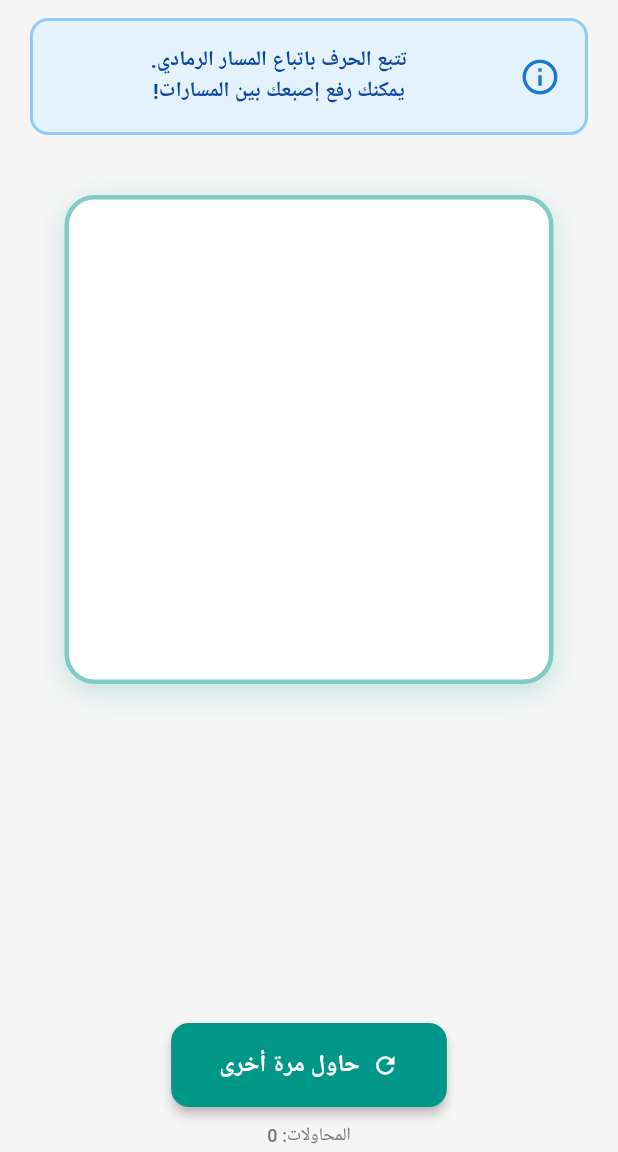
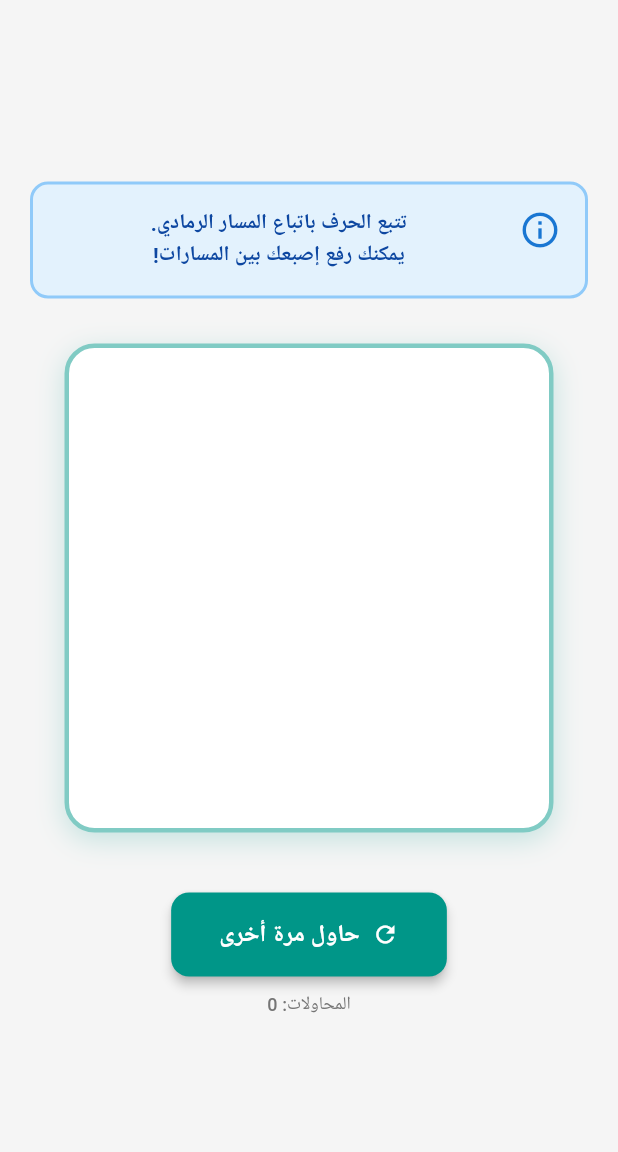
Before and after one commit to RamadanMohamed11/Arabic-Learning-App, a Flutter app: the AutomatedLetterTraceScreen screen opened directly with empty values, on a phone screen of 412 x 824 dp, the part 84-1236 px from its top. Run offline on Flutter 3.47's test engine with Material 3 defaults, Android fonts, the phone set to English and light mode, and no system bars; our stand-ins replace flutter_svg, flutter_tts, go_router, path_drawing, shared_preferences, speech_to_text; missing offline and left inert: path_parsing, syncfusion_flutter_signaturepad; accounts and stored records are empty.

Commit message:
Fix overflow problem in revision_writing_practice file

```diff
--- a/lib/features/writing_practice/presentation/views/widgets/automated_letter_trace_screen.dart
+++ b/lib/features/writing_practice/presentation/views/widgets/automated_letter_trace_screen.dart
@@ -7,12 +7,14 @@ class AutomatedLetterTraceScreen extends StatefulWidget {
   final String svgAssetPath;
   final int letterIndex;
   final VoidCallback? onComplete;
+  final bool isEmbedded;
 
   const AutomatedLetterTraceScreen({
     super.key,
     required this.svgAssetPath,
     required this.letterIndex,
     this.onComplete,
+    this.isEmbedded = false,
   });
 
   @override
@@ -41,6 +43,7 @@ class _AutomatedLetterTraceScreenState
   bool _isPerfect = false;
   int _missedPoints = 0;
   int _totalAttempts = 0;
+  bool _isInteractingWithBoard = false;
 
   @override
   void initState() {
@@ -192,6 +195,7 @@ class _AutomatedLetterTraceScreenState
       allCompleted = false;
       _showFeedback = false;
       _missedPoints = 0;
+      _isInteractingWithBoard = false;
     });
   }
 
@@ -269,8 +273,312 @@ class _AutomatedLetterTraceScreenState
     }
   }
 
+  Widget _buildMainContent({required bool embedded}) {
+    if (_isLoading) {
+      return Center(
+        child: CircularProgressIndicator(color: Colors.teal.shade600),
+      );
+    }
+
+    final double gapSmall = embedded ? 8 : 10;
+    final double gapMedium = embedded ? 14 : 20;
+    final double gapLarge = embedded ? 22 : 30;
+    final EdgeInsets outerPadding = EdgeInsets.symmetric(
+      horizontal: embedded ? 12 : 20,
+      vertical: embedded ? 8 : 16,
+    );
+
+    final Widget instructionsCard = Container(
+      width: double.infinity,
+      padding: EdgeInsets.all(embedded ? 12 : 16),
+      decoration: BoxDecoration(
+        color: Colors.blue.shade50,
+        borderRadius: BorderRadius.circular(12),
+        border: Border.all(color: Colors.blue.shade200, width: 2),
+      ),
+      child: Row(
+        crossAxisAlignment: CrossAxisAlignment.start,
+        children: [
+          Icon(
+            Icons.info_outline,
+            color: Colors.blue.shade700,
+            size: embedded ? 24 : 28,
+          ),
+          const SizedBox(width: 12),
+          Expanded(
+            child: Text(
+              currentPathIndex < allPathPoints.length
+                  ? 'تتبع المسار ${currentPathIndex + 1} من ${allPathPoints.length}\nيمكنك رفع إصبعك بين المسارات!'
+                  : 'تتبع الحرف باتباع المسار الرمادي.\nيمكنك رفع إصبعك بين المسارات!',
+              textAlign: TextAlign.center,
+              style: TextStyle(
+                color: Colors.blue.shade900,
+                fontSize: embedded ? 13 : 14,
+                fontWeight: FontWeight.w600,
+              ),
+            ),
+          ),
+        ],
+      ),
+    );
+
+    final Widget progressRow = Row(
+      mainAxisAlignment: MainAxisAlignment.center,
+      children: List.generate(allPathPoints.length, (index) {
+        return Container(
+          margin: const EdgeInsets.symmetric(horizontal: 4),
+          width: 40,
+          height: 8,
+          decoration: BoxDecoration(
+            color: pathsCompleted[index]
+                ? Colors.green
+                : index == currentPathIndex
+                ? Colors.teal
+                : Colors.grey.shade300,
+            borderRadius: BorderRadius.circular(4),
+          ),
+        );
+      }),
+    );
+
+    final Widget drawingBoard = Container(
+      decoration: BoxDecoration(
+        color: Colors.white,
+        borderRadius: BorderRadius.circular(20),
+        border: Border.all(color: Colors.teal.shade200, width: 3),
+        boxShadow: [
+          BoxShadow(
+            color: Colors.teal.withOpacity(0.2),
+            blurRadius: 15,
+            offset: const Offset(0, 5),
+          ),
+        ],
+      ),
+      child: ClipRRect(
+        borderRadius: BorderRadius.circular(20),
+        child: GestureDetector(
+          behavior: HitTestBehavior.opaque,
+          onPanDown: (details) {
+            if (!_isInteractingWithBoard) {
+              setState(() {
+                _isInteractingWithBoard = true;
+              });
+            }
+          },
+          onPanStart: (details) {
+            if (!_isInteractingWithBoard) {
+              setState(() {
+                _isInteractingWithBoard = true;
+              });
+            }
+            if (allCompleted ||
+                allPathPoints.isEmpty ||
+                currentPathIndex >= allPathPoints.length) {
+              return;
+            }
+            List<Offset> currentPoints = allPathPoints[currentPathIndex];
+            if (currentPoints.isEmpty) return;
+
+            if (nextPointIndex > 0 && nextPointIndex < currentPoints.length) {
+              double distanceToNextPoint =
+                  (details.localPosition - currentPoints[nextPointIndex])
+                      .distance;
+              if (distanceToNextPoint < 50.0) {
+                onUserDrag(details.localPosition);
+              }
+            } else if (nextPointIndex == 0) {
+              double distanceToFirstPoint =
+                  (details.localPosition - currentPoints[0]).distance;
+              if (distanceToFirstPoint < 35.0) {
+                onUserDrag(details.localPosition);
+              }
+            }
+          },
+          onPanUpdate: (details) => onUserDrag(details.localPosition),
+          onPanEnd: (details) {
+            if (!allCompleted && currentPathIndex < allPathPoints.length) {
+              List<Offset> currentPoints = allPathPoints[currentPathIndex];
+              if (nextPointIndex > 0 &&
+                  nextPointIndex < (currentPoints.length * 0.1)) {
+                _missedPoints++;
+                Future.delayed(const Duration(milliseconds: 500), resetDrawing);
+              }
+            }
+            if (_isInteractingWithBoard) {
+              setState(() {
+                _isInteractingWithBoard = false;
+              });
+            }
+          },
+          onPanCancel: () {
+            if (_isInteractingWithBoard) {
+              setState(() {
+                _isInteractingWithBoard = false;
+              });
+            }
+          },
+          child: CustomPaint(
+            size: const Size(320, 320),
+            painter: AutomatedLetterPainter(
+              guidePaths: guidePaths,
+              userDrawnPoints: userPath,
+              allUserPaths: allUserPaths,
+              allCompleted: allCompleted,
+              currentPathIndex: currentPathIndex,
+              nextPointIndex: nextPointIndex,
+              allPathPoints: allPathPoints,
+              pathsCompleted: pathsCompleted,
+            ),
+          ),
+        ),
+      ),
+    );
+
+    final Widget feedback = AnimatedSwitcher(
+      duration: const Duration(milliseconds: 300),
+      transitionBuilder: (child, animation) =>
+          FadeTransition(opacity: animation, child: child),
+      child: !_showFeedback
+          ? const SizedBox.shrink()
+          : Container(
+              key: const ValueKey('feedbackVisible'),
+              padding: EdgeInsets.all(embedded ? 16 : 20),
+              decoration: BoxDecoration(
+                gradient: LinearGradient(
+                  colors: _isPerfect
+                      ? [Colors.green.shade50, Colors.green.shade100]
+                      : [Colors.orange.shade50, Colors.orange.shade100],
+                ),
+                borderRadius: BorderRadius.circular(16),
+                border: Border.all(
+                  color: _isPerfect ? Colors.green : Colors.orange,
+                  width: 3,
+                ),
+              ),
+              child: Column(
+                children: [
+                  Icon(
+                    _isPerfect ? Icons.star : Icons.refresh,
+                    color: _isPerfect ? Colors.green : Colors.orange,
+                    size: embedded ? 40 : 48,
+                  ),
+                  const SizedBox(height: 12),
+                  Text(
+                    _isPerfect ? '🎉 ممتاز! 🎉' : 'حاول مرة أخرى!',
+                    style: TextStyle(
+                      color: _isPerfect ? Colors.green : Colors.orange,
+                      fontSize: embedded ? 24 : 28,
+                      fontWeight: FontWeight.bold,
+                    ),
+                  ),
+                  const SizedBox(height: 8),
+                  Text(
+                    _isPerfect
+                        ? 'عمل رائع! لقد تتبعت الحرف بشكل مثالي!'
+                        : 'استمر في التدريب! يمكنك القيام بعمل أفضل!',
+                    textAlign: TextAlign.center,
+                    style: TextStyle(
+                      color: _isPerfect
+                          ? Colors.green.shade900
+                          : Colors.orange.shade900,
+                      fontSize: embedded ? 13 : 14,
+                      fontWeight: FontWeight.w600,
+                    ),
+                  ),
+                ],
+              ),
+            ),
+    );
+
+    final Widget resetButton = ElevatedButton.icon(
+      onPressed: resetDrawing,
+      icon: const Icon(Icons.refresh),
+      label: const Text(
+        'حاول مرة أخرى',
+        style: TextStyle(fontSize: 16, fontWeight: FontWeight.bold),
+      ),
+      style: ElevatedButton.styleFrom(
+        backgroundColor: Colors.teal,
+        foregroundColor: Colors.white,
+        padding: EdgeInsets.symmetric(
+          horizontal: 32,
+          vertical: embedded ? 12 : 16,
+        ),
+        shape: RoundedRectangleBorder(borderRadius: BorderRadius.circular(12)),
+        elevation: 3,
+      ),
+    );
+
+    final Widget stats = Text(
+      'المحاولات: $_totalAttempts',
+      style: TextStyle(
+        color: Colors.grey.shade600,
+        fontSize: embedded ? 11 : 12,
+        fontWeight: FontWeight.w500,
+      ),
+    );
+
+    final List<Widget> children = [
+      instructionsCard,
+      SizedBox(height: gapSmall),
+    ];
+
+    if (allPathPoints.isNotEmpty) {
+      children.add(progressRow);
+      children.add(SizedBox(height: gapMedium));
+    } else {
+      children.add(SizedBox(height: gapMedium));
+    }
+
+    children
+      ..add(drawingBoard)
+      ..add(SizedBox(height: gapLarge))
+      ..add(feedback)
+      ..add(SizedBox(height: _showFeedback ? gapMedium : gapSmall))
+      ..add(resetButton)
+      ..add(SizedBox(height: gapSmall))
+      ..add(stats);
+
+    return LayoutBuilder(
+      builder: (context, constraints) {
+        final content = Column(
+          mainAxisSize: MainAxisSize.min,
+          mainAxisAlignment: embedded
+              ? MainAxisAlignment.start
+              : MainAxisAlignment.center,
+          crossAxisAlignment: CrossAxisAlignment.center,
+          children: children,
+        );
+
+        return NotificationListener<UserScrollNotification>(
+          onNotification: (notification) => _isInteractingWithBoard,
+          child: SingleChildScrollView(
+            primary: false,
+            physics: _isInteractingWithBoard
+                ? const NeverScrollableScrollPhysics()
+                : const ClampingScrollPhysics(),
+            padding: outerPadding,
+            child: ConstrainedBox(
+              constraints: BoxConstraints(minHeight: constraints.maxHeight),
+              child: Align(
+                alignment: embedded ? Alignment.topCenter : Alignment.center,
+                child: content,
+              ),
+            ),
+          ),
+        );
+      },
+    );
+  }
+
   @override
   Widget build(BuildContext context) {
+    final Widget body = _buildMainContent(embedded: widget.isEmbedded);
+
+    if (widget.isEmbedded) {
+      return Container(color: const Color(0xFFF5F5F5), child: body);
+    }
+
     return Scaffold(
       backgroundColor: const Color(0xFFF5F5F5),
       appBar: AppBar(
@@ -289,257 +597,7 @@ class _AutomatedLetterTraceScreenState
           onPressed: () => Navigator.pop(context),
         ),
       ),
-      body: Center(
-        child: _isLoading
-            ? CircularProgressIndicator(color: Colors.teal.shade600)
-            : Column(
-                mainAxisAlignment: MainAxisAlignment.center,
-                children: [
-                  // Instructions
-                  Container(
-                    margin: const EdgeInsets.symmetric(
-                      horizontal: 20,
-                      vertical: 10,
-                    ),
-                    padding: const EdgeInsets.all(16),
-                    decoration: BoxDecoration(
-                      color: Colors.blue.shade50,
-                      borderRadius: BorderRadius.circular(12),
-                      border: Border.all(color: Colors.blue.shade200, width: 2),
-                    ),
-                    child: Row(
-                      children: [
-                        Icon(
-                          Icons.info_outline,
-                          color: Colors.blue.shade700,
-                          size: 28,
-                        ),
-                        const SizedBox(width: 12),
-                        Expanded(
-                          child: Text(
-                            currentPathIndex < allPathPoints.length
-                                ? 'تتبع المسار ${currentPathIndex + 1} من ${allPathPoints.length}\nيمكنك رفع إصبعك بين المسارات!'
-                                : 'تتبع الحرف باتباع المسار الرمادي.\nيمكنك رفع إصبعك بين المسارات!',
-                            textAlign: TextAlign.center,
-                            style: TextStyle(
-                              color: Colors.blue.shade900,
-                              fontSize: 14,
-                              fontWeight: FontWeight.w600,
-                            ),
-                          ),
-                        ),
-                      ],
-                    ),
-                  ),
-
-                  const SizedBox(height: 10),
-
-                  // Progress Indicator
-                  if (allPathPoints.isNotEmpty)
-                    Row(
-                      mainAxisAlignment: MainAxisAlignment.center,
-                      children: List.generate(allPathPoints.length, (index) {
-                        return Container(
-                          margin: const EdgeInsets.symmetric(horizontal: 4),
-                          width: 40,
-                          height: 8,
-                          decoration: BoxDecoration(
-                            color: pathsCompleted[index]
-                                ? Colors.green
-                                : index == currentPathIndex
-                                ? Colors.teal
-                                : Colors.grey.shade300,
-                            borderRadius: BorderRadius.circular(4),
-                          ),
-                        );
-                      }),
-                    ),
-
-                  const SizedBox(height: 20),
-
-                  // Drawing Board
-                  Container(
-                    decoration: BoxDecoration(
-                      color: Colors.white,
-                      borderRadius: BorderRadius.circular(20),
-                      border: Border.all(color: Colors.teal.shade200, width: 3),
-                      boxShadow: [
-                        BoxShadow(
-                          color: Colors.teal.withOpacity(0.2),
-                          blurRadius: 15,
-                          offset: const Offset(0, 5),
-                        ),
-                      ],
-                    ),
-                    child: ClipRRect(
-                      borderRadius: BorderRadius.circular(20),
-                      child: GestureDetector(
-                        onPanStart: (details) {
-                          if (allCompleted ||
-                              allPathPoints.isEmpty ||
-                              currentPathIndex >= allPathPoints.length) {
-                            return;
-                          }
-                          List<Offset> currentPoints =
-                              allPathPoints[currentPathIndex];
-                          if (currentPoints.isEmpty) return;
-
-                          // If continuing the same path (already started)
-                          if (nextPointIndex > 0 &&
-                              nextPointIndex < currentPoints.length) {
-                            // Check if near the next point to continue
-                            double distanceToNextPoint =
-                                (details.localPosition -
-                                        currentPoints[nextPointIndex])
-                                    .distance;
-                            if (distanceToNextPoint < 50.0) {
-                              onUserDrag(details.localPosition);
-                            }
-                          } else if (nextPointIndex == 0) {
-                            // Must start from the beginning
-                            double distanceToFirstPoint =
-                                (details.localPosition - currentPoints[0])
-                                    .distance;
-                            if (distanceToFirstPoint < 35.0) {
-                              onUserDrag(details.localPosition);
-                            }
-                          }
-                        },
-                        onPanUpdate: (details) =>
-                            onUserDrag(details.localPosition),
-                        onPanEnd: (details) {
-                          // Do NOT reset - allow user to lift finger and continue
-                          // Only reset if they barely started (less than 10% of current path)
-                          if (!allCompleted &&
-                              currentPathIndex < allPathPoints.length) {
-                            List<Offset> currentPoints =
-                                allPathPoints[currentPathIndex];
-                            // Only reset if user completed less than 10% of current path
-                            if (nextPointIndex > 0 &&
-                                nextPointIndex < (currentPoints.length * 0.1)) {
-                              _missedPoints++;
-                              Future.delayed(
-                                const Duration(milliseconds: 500),
-                                resetDrawing,
-                              );
-                            }
-                            // Otherwise, keep progress and allow them to continue
-                          }
-                        },
-                        child: CustomPaint(
-                          size: const Size(320, 320),
-                          painter: AutomatedLetterPainter(
-                            guidePaths: guidePaths,
-                            userDrawnPoints: userPath,
-                            allUserPaths: allUserPaths,
-                            allCompleted: allCompleted,
-                            currentPathIndex: currentPathIndex,
-                            nextPointIndex: nextPointIndex,
-                            allPathPoints: allPathPoints,
-                            pathsCompleted: pathsCompleted,
-                          ),
-                        ),
-                      ),
-                    ),
-                  ),
-
-                  const SizedBox(height: 30),
-
-                  // Feedback Message
-                  AnimatedOpacity(
-                    opacity: _showFeedback ? 1.0 : 0.0,
-                    duration: const Duration(milliseconds: 500),
-                    child: Container(
-                      margin: const EdgeInsets.symmetric(horizontal: 20),
-                      padding: const EdgeInsets.all(20),
-                      decoration: BoxDecoration(
-                        gradient: LinearGradient(
-                          colors: _isPerfect
-                              ? [Colors.green.shade50, Colors.green.shade100]
-                              : [Colors.orange.shade50, Colors.orange.shade100],
-                        ),
-                        borderRadius: BorderRadius.circular(16),
-                        border: Border.all(
-                          color: _isPerfect ? Colors.green : Colors.orange,
-                          width: 3,
-                        ),
-                      ),
-                      child: Column(
-                        children: [
-                          Icon(
-                            _isPerfect ? Icons.star : Icons.refresh,
-                            color: _isPerfect ? Colors.green : Colors.orange,
-                            size: 48,
-                          ),
-                          const SizedBox(height: 12),
-                          Text(
-                            _isPerfect ? '🎉 ممتاز! 🎉' : 'حاول مرة أخرى!',
-                            style: TextStyle(
-                              color: _isPerfect ? Colors.green : Colors.orange,
-                              fontSize: 28,
-                              fontWeight: FontWeight.bold,
-                            ),
-                          ),
-                          const SizedBox(height: 8),
-                          Text(
-                            _isPerfect
-                                ? 'عمل رائع! لقد تتبعت الحرف بشكل مثالي!'
-                                : 'استمر في التدريب! يمكنك القيام بعمل أفضل!',
-                            textAlign: TextAlign.center,
-                            style: TextStyle(
-                              color: _isPerfect
-                                  ? Colors.green.shade900
-                                  : Colors.orange.shade900,
-                              fontSize: 14,
-                              fontWeight: FontWeight.w600,
-                            ),
-                          ),
-                        ],
-                      ),
-                    ),
-                  ),
-
-                  const SizedBox(height: 20),
-
-                  // Reset Button
-                  ElevatedButton.icon(
-                    onPressed: resetDrawing,
-                    icon: const Icon(Icons.refresh),
-                    label: const Text(
-                      'حاول مرة أخرى',
-                      style: TextStyle(
-                        fontSize: 16,
-                        fontWeight: FontWeight.bold,
-                      ),
-                    ),
-                    style: ElevatedButton.styleFrom(
-                      backgroundColor: Colors.teal,
-                      foregroundColor: Colors.white,
-                      padding: const EdgeInsets.symmetric(
-                        horizontal: 32,
-                        vertical: 16,
-                      ),
-                      shape: RoundedRectangleBorder(
-                        borderRadius: BorderRadius.circular(12),
-                      ),
-                      elevation: 3,
-                    ),
-                  ),
-
-                  const SizedBox(height: 10),
-
-                  // Stats
-                  Text(
-                    'المحاولات: $_totalAttempts',
-                    style: TextStyle(
-                      color: Colors.grey.shade600,
-                      fontSize: 12,
-                      fontWeight: FontWeight.w500,
-                    ),
-                  ),
-                ],
-              ),
-      ),
+      body: body,
     );
   }
 }
```
Also changed, not shown: lib/features/exercises/presentation/views/widgets/revision_writing_practice.dart (+22 -21 lines), lib/features/letter_tracing/presentation/views/letter_tracing_view.dart (+26 -53 lines).
